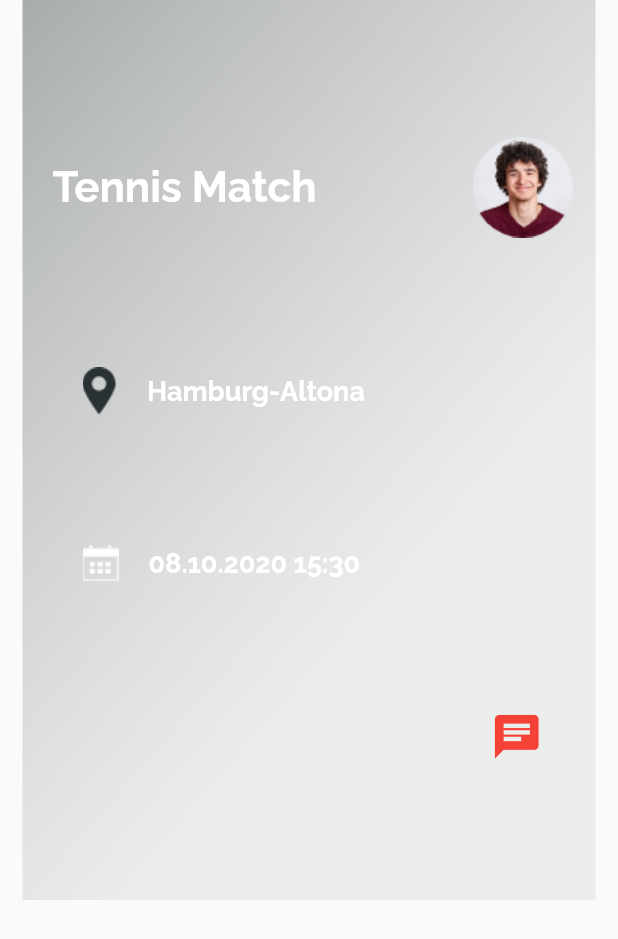
After one commit to InaDervishaj/MeetMeThere, a Flutter app: the screen it shows after launch, after a tap on "TENNIS MATCH", on a phone screen of 412 x 824 dp. The commit adds this screen. Shown: the top 939 px of the screen. Run offline on Flutter 3.47's test engine with Material 2 defaults, Android fonts, the phone set to English and light mode, and no system bars.

Commit message:
A click on the event now redirects to the eventPage.

```diff
--- a/lib/main.dart
+++ b/lib/main.dart
@@ -2,6 +2,8 @@ import 'dart:math';
 import 'dart:ui';
 
 import 'package:flutter/material.dart';
+
+import 'pages/eventPage.dart';
 
 main() {
   runApp(MyApp());
@@ -22,9 +24,21 @@ class BottomNavBar extends StatefulWidget {
 }
 
 class BiggerNumberGameState extends State {
-  final List<String> entries = <String>['Tennis Match', 'Doppelpartner', 'Tennis for Fun'];
-  final List<String> locations = <String>['Hamburg-Altona', 'Winterhude', 'Harvestehude'];
-  final List<String> dateTime = <String>['08.10.2020 15:30', '11.10.2020 19:30', '18.10.2020 18:00'];
+  final List<String> entries = <String>[
+    'Tennis Match',
+    'Doppelpartner',
+    'Tennis for Fun'
+  ];
+  final List<String> locations = <String>[
+    'Hamburg-Altona',
+    'Winterhude',
+    'Harvestehude'
+  ];
+  final List<String> dateTime = <String>[
+    '08.10.2020 15:30',
+    '11.10.2020 19:30',
+    '18.10.2020 18:00'
+  ];
   final List<String> photo = <String>['student.png', 'oldie.png', 'girl.png'];
 
   @override
@@ -33,15 +47,19 @@ class BiggerNumberGameState extends State {
       padding: const EdgeInsets.all(8),
       itemCount: entries.length,
       itemBuilder: (BuildContext context, int index) {
-        return Container(
+        return GestureDetector(
+          onTap: () {
+            Navigator.pushNamed(context, '/eventPage');
+          },
+          child: Container(
             height: 220,
             margin: EdgeInsets.only(bottom: 10, left: 15, right: 15),
-          padding: EdgeInsets.fromLTRB( 20, 5, 15, 5),
+            padding: EdgeInsets.fromLTRB(20, 5, 15, 5),
             decoration: BoxDecoration(
               gradient: LinearGradient(
                 begin: Alignment.topLeft,
-              end:
-              Alignment(0.8, 0.0), // 10% of the width, so there are ten blinds.
+                end: Alignment(
+                    0.8, 0.0), // 10% of the width, so there are ten blinds.
                 colors: [
                   const Color.fromRGBO(41, 49, 51, 0.39),
                   const Color.fromRGBO(112, 117, 118, 0.1)
@@ -49,14 +67,18 @@ class BiggerNumberGameState extends State {
                 // repeats the gradient over the canvas
               ),
             ),
-
             child: Column(
               mainAxisAlignment: MainAxisAlignment.spaceEvenly,
               children: [
                 Row(
                   mainAxisAlignment: MainAxisAlignment.spaceBetween,
                   children: [
-                  Text('${entries[index].toUpperCase()}', style: TextStyle(color: Colors.white, fontSize: 28, fontFamily: "raleway", fontWeight: FontWeight.bold) ),
+                    Text('${entries[index].toUpperCase()}',
+                        style: TextStyle(
+                            color: Colors.white,
+                            fontSize: 28,
+                            fontFamily: "raleway",
+                            fontWeight: FontWeight.bold)),
                     Image.asset('images/${photo[index]}'),
                   ],
                 ),
@@ -66,7 +88,12 @@ class BiggerNumberGameState extends State {
                     SizedBox(width: 20),
                     Image.asset('images/Location.png'),
                     SizedBox(width: 20),
-                  Text('${locations[index]}', style: TextStyle(color: Colors.white, fontSize: 18, fontFamily: "raleway", fontWeight: FontWeight.bold) )
+                    Text('${locations[index]}',
+                        style: TextStyle(
+                            color: Colors.white,
+                            fontSize: 18,
+                            fontFamily: "raleway",
+                            fontWeight: FontWeight.bold))
                   ],
                 ),
                 Row(
@@ -75,17 +102,23 @@ class BiggerNumberGameState extends State {
                     SizedBox(width: 20),
                     Image.asset('images/calendar.png'),
                     SizedBox(width: 20),
-                  Text('${dateTime[index]}', style: TextStyle(color: Colors.white, fontSize: 18, fontFamily: "raleway", fontWeight: FontWeight.bold))
+                    Text('${dateTime[index]}',
+                        style: TextStyle(
+                            color: Colors.white,
+                            fontSize: 18,
+                            fontFamily: "raleway",
+                            fontWeight: FontWeight.bold))
                   ],
                 ),
                 Row(
                   mainAxisAlignment: MainAxisAlignment.end,
                   children: [
-                  Icon(Icons.chat, color: Colors.red, size:35),
+                    Icon(Icons.chat, color: Colors.red, size: 35),
                     SizedBox(width: 20),
                   ],
                 ),
               ],
+            ),
           ),
         );
       },
@@ -95,7 +128,6 @@ class BiggerNumberGameState extends State {
 }
 
 class BottomNavigationBarLayout extends State {
-
   @override
   Widget build(BuildContext context) {
     return BottomNavigationBar(
@@ -140,15 +172,16 @@ class MyApp extends StatelessWidget {
           toolbarHeight: 100,
           elevation: 0.0,
           title: Image.asset('images/LogoMeetMeThere.PNG',
-              width: 200,
-              height: 100 ),
+              width: 200, height: 100),
           backgroundColor: Color(0xFF00C2CB),
         ),
-        body:
-        ChangableWidget(),
-        bottomNavigationBar:
-        BottomNavBar(),
+        body: ChangableWidget(),
+        bottomNavigationBar: BottomNavBar(),
       ),
+      routes: {
+        // When navigating to the "/" route, build the FirstScreen widget.
+        '/eventPage': (context) => EventPage(),
+      },
     );
   }
 }
--- /dev/null
+++ b/lib/pages/eventPage.dart
@@ -0,0 +1,131 @@
+import 'package:flutter/material.dart';
+
+import '../main.dart';
+
+class EventPage extends StatelessWidget {
+  @override
+  Widget build(BuildContext context) {
+    return new Scaffold(
+      body: new Column(
+        children: <Widget>[
+          Container(
+            height: 600,
+            margin: EdgeInsets.only(bottom: 10, left: 15, right: 15),
+            padding: EdgeInsets.fromLTRB(20, 5, 15, 5),
+            decoration: BoxDecoration(
+              gradient: LinearGradient(
+                begin: Alignment.topLeft,
+                end: Alignment(
+                    0.8, 0.0), // 10% of the width, so there are ten blinds.
+                colors: [
+                  const Color.fromRGBO(41, 49, 51, 0.39),
+                  const Color.fromRGBO(112, 117, 118, 0.1)
+                ], // red to yellow
+                // repeats the gradient over the canvas
+              ),
+            ),
+            child: Column(
+              mainAxisAlignment: MainAxisAlignment.spaceEvenly,
+              children: [
+                Row(
+                  mainAxisAlignment: MainAxisAlignment.spaceBetween,
+                  children: [
+                    Text('Tennis Match',
+                        style: TextStyle(
+                            color: Colors.white,
+                            fontSize: 28,
+                            fontFamily: "raleway",
+                            fontWeight: FontWeight.bold)),
+                    Image.asset('images/student.png'),
+                  ],
+                ),
+                Row(
+                  mainAxisAlignment: MainAxisAlignment.start,
+                  children: [
+                    SizedBox(width: 20),
+                    Image.asset('images/Location.png'),
+                    SizedBox(width: 20),
+                    Text('Hamburg-Altona',
+                        style: TextStyle(
+                            color: Colors.white,
+                            fontSize: 18,
+                            fontFamily: "raleway",
+                            fontWeight: FontWeight.bold))
+                  ],
+                ),
+                Row(
+                  mainAxisAlignment: MainAxisAlignment.start,
+                  children: [
+                    SizedBox(width: 20),
+                    Image.asset('images/calendar.png'),
+                    SizedBox(width: 20),
+                    Text('08.10.2020 15:30',
+                        style: TextStyle(
+                            color: Colors.white,
+                            fontSize: 18,
+                            fontFamily: "raleway",
+                            fontWeight: FontWeight.bold))
+                  ],
+                ),
+                Row(
+                  mainAxisAlignment: MainAxisAlignment.end,
+                  children: [
+                    Icon(Icons.chat, color: Colors.red, size: 35),
+                    SizedBox(width: 20),
+                  ],
+                ),
+              ],
+            ),
+          )
+        ],
+      ),
+    );
+  }
+}
+
+class BottomNavBar extends StatefulWidget {
+  @override
+  State<StatefulWidget> createState() {
+    return BottomNavigationBarLayout();
+  }
+}
+
+class EventRow extends StatelessWidget {
+  final card = new Container(
+    height: 124.0,
+    margin: new EdgeInsets.all(10.0),
+    decoration: new BoxDecoration(
+      color: Color.fromRGBO(41, 49, 51, 0.39),
+      shape: BoxShape.rectangle,
+      borderRadius: new BorderRadius.circular(8.0),
+      boxShadow: <BoxShadow>[
+        new BoxShadow(
+          color: Colors.black12,
+          blurRadius: 10.0,
+          offset: new Offset(0.0, 10.0),
+        ),
+      ],
+    ),
+  );
+
+  @override
+  Widget build(BuildContext context) {
+    return new Container(
+        margin: const EdgeInsets.symmetric(
+          vertical: 16.0,
+          horizontal: 24.0,
+        ),
+        child: new Stack(
+          children: <Widget>[
+            card,
+          ],
+        ));
+  }
+}
+
+class HomePageBody extends StatelessWidget {
+  @override
+  Widget build(BuildContext context) {
+    return new EventRow();
+  }
+}
```
Lines whose indentation alone changed are shown as unchanged.
